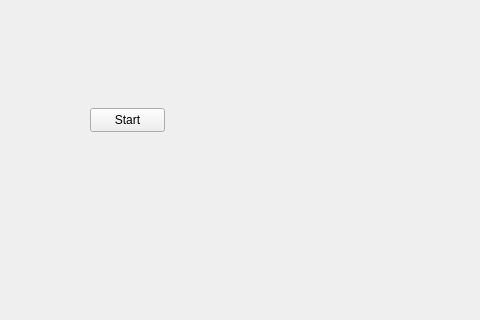
Above: mainwindow.ui from University-of-Utah-CS3505/a9-edu-app-wyattbworld before the change; both pictures show x 0 to 480 and y 152 to 472 of the 800 by 600 pixel window. Below: the same form after it.
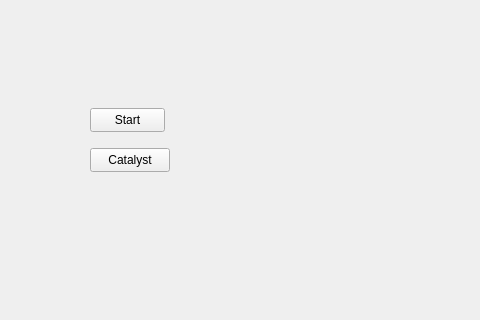
That is the form after the change. Custom widgets are drawn as their Qt base class.

```diff
--- a/mainwindow.ui
+++ b/mainwindow.ui
@@ -37,6 +37,19 @@
      <string>Start</string>
     </property>
    </widget>
+   <widget class="QPushButton" name="catalystButton">
+    <property name="geometry">
+     <rect>
+      <x>90</x>
+      <y>300</y>
+      <width>80</width>
+      <height>24</height>
+     </rect>
+    </property>
+    <property name="text">
+     <string>Catalyst</string>
+    </property>
+   </widget>
   </widget>
   <widget class="QMenuBar" name="menubar">
    <property name="geometry">
```
Left out of the diff: 2 changed lines with no effect on the pictures.
